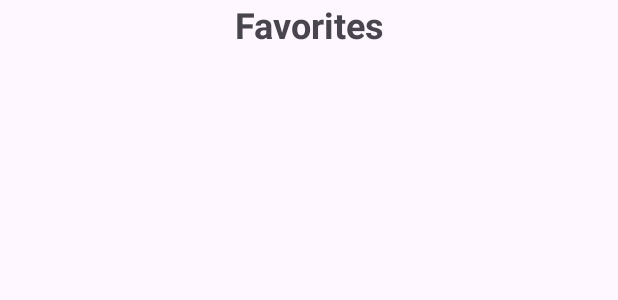
After one commit to menesdurak/E_Commerce_App, an Android app: the layout fragment_favorites.xml on its own in the app's theme, with its tools: preview values and no code run, on a phone screen of 412 x 824 dp. The commit adds this screen. Shown: the top 300 px of the screen. Run offline under Robolectric (Android 15) with nearby library versions, the phone set to English and light mode, and no system bars.

Commit message:
Created Favorites Fragment and Cart Fragment

```diff
--- /dev/null
+++ b/app/src/main/res/layout/fragment_favorites.xml
@@ -0,0 +1,19 @@
+<?xml version="1.0" encoding="utf-8"?>
+<androidx.constraintlayout.widget.ConstraintLayout xmlns:android="http://schemas.android.com/apk/res/android"
+    xmlns:tools="http://schemas.android.com/tools"
+    android:layout_width="match_parent"
+    android:layout_height="match_parent"
+    xmlns:app="http://schemas.android.com/apk/res-auto"
+    tools:context=".presentation.favorites.FavoritesFragment">
+
+    <TextView
+        android:id="@+id/tvTitle"
+        android:layout_width="match_parent"
+        android:layout_height="wrap_content"
+        app:layout_constraintTop_toTopOf="parent"
+        android:text="Favorites"
+        android:textSize="24sp"
+        android:textStyle="bold"
+        android:gravity="center"/>
+
+</androidx.constraintlayout.widget.ConstraintLayout>
```
Also changed, not shown: app/src/main/java/com/menesdurak/e_ticaret_uygulamasi/presentation/cart/CartFragment.kt (added, +32 -0 lines), app/src/main/java/com/menesdurak/e_ticaret_uygulamasi/presentation/favorites/FavoritesFragment.kt (added, +32 -0 lines), app/src/main/res/layout/fragment_cart.xml (added, +19 -0 lines), app/src/main/res/navigation/nav_graph.xml (+10 -0 lines).
